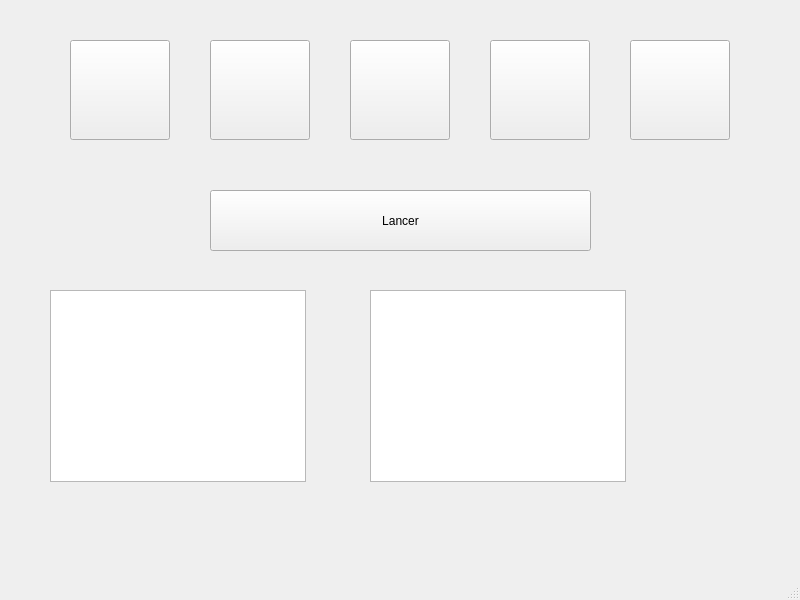
Qt form gui.ui (ActiveZ/pyams) before a commit.
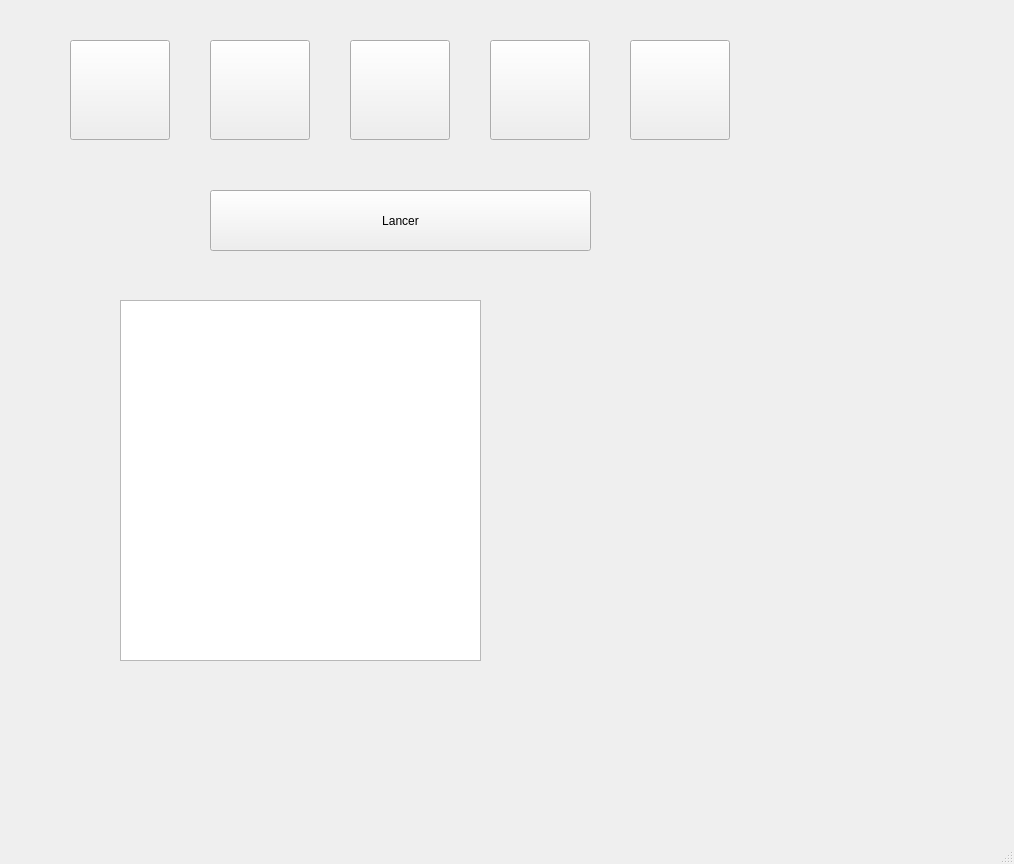
The same form after that commit. Icons and pictures are not drawn.

Patch:
```diff
--- a/gui.ui
+++ b/gui.ui
@@ -6,8 +6,8 @@
    <rect>
     <x>0</x>
     <y>0</y>
-    <width>800</width>
-    <height>600</height>
+    <width>1014</width>
+    <height>864</height>
    </rect>
   </property>
   <property name="windowTitle">
@@ -125,20 +125,10 @@
    <widget class="QTableView" name="tableView">
     <property name="geometry">
      <rect>
-      <x>50</x>
-      <y>290</y>
-      <width>256</width>
-      <height>192</height>
-     </rect>
-    </property>
-   </widget>
-   <widget class="QTableView" name="tableView_2">
-    <property name="geometry">
-     <rect>
-      <x>370</x>
-      <y>290</y>
-      <width>256</width>
-      <height>192</height>
+      <x>120</x>
+      <y>300</y>
+      <width>361</width>
+      <height>361</height>
      </rect>
     </property>
    </widget>
```
Left out of the diff: 4 changed lines with no effect on the pictures.
